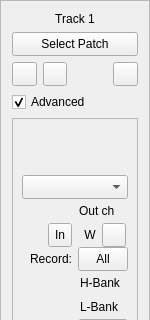
First picture: the form in oom/widgets/mtrackinfobase.ui, repository ccherrett/oom, before the edit; both pictures show x 0 to 150 and y 0 to 320 of the 150 by 580 pixel window.
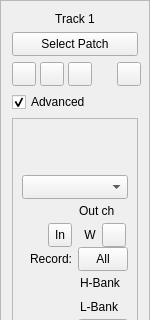
Second picture: the form after the edit. Custom widgets are drawn as their Qt base class.

Commit message: Added copy botton to the patch sequencer

What changed in the file:
```diff
--- a/oom/widgets/mtrackinfobase.ui
+++ b/oom/widgets/mtrackinfobase.ui
@@ -128,6 +128,25 @@
          </property>
         </widget>
        </item>
+       <item>
+        <widget class="QPushButton" name="btnCopy">
+         <property name="minimumSize">
+          <size>
+           <width>24</width>
+           <height>24</height>
+          </size>
+         </property>
+         <property name="text">
+          <string/>
+         </property>
+         <property name="iconSize">
+          <size>
+           <width>22</width>
+           <height>22</height>
+          </size>
+         </property>
+        </widget>
+       </item>
        <item>
         <spacer name="horizontalSpacer_2">
          <property name="orientation">
```
